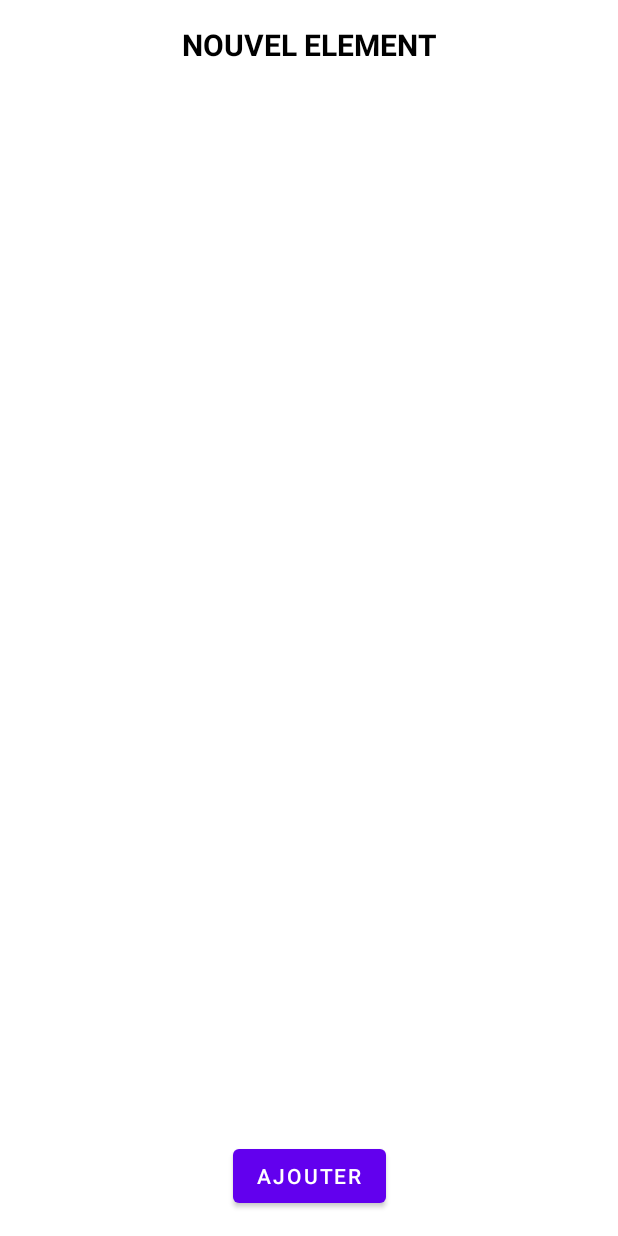
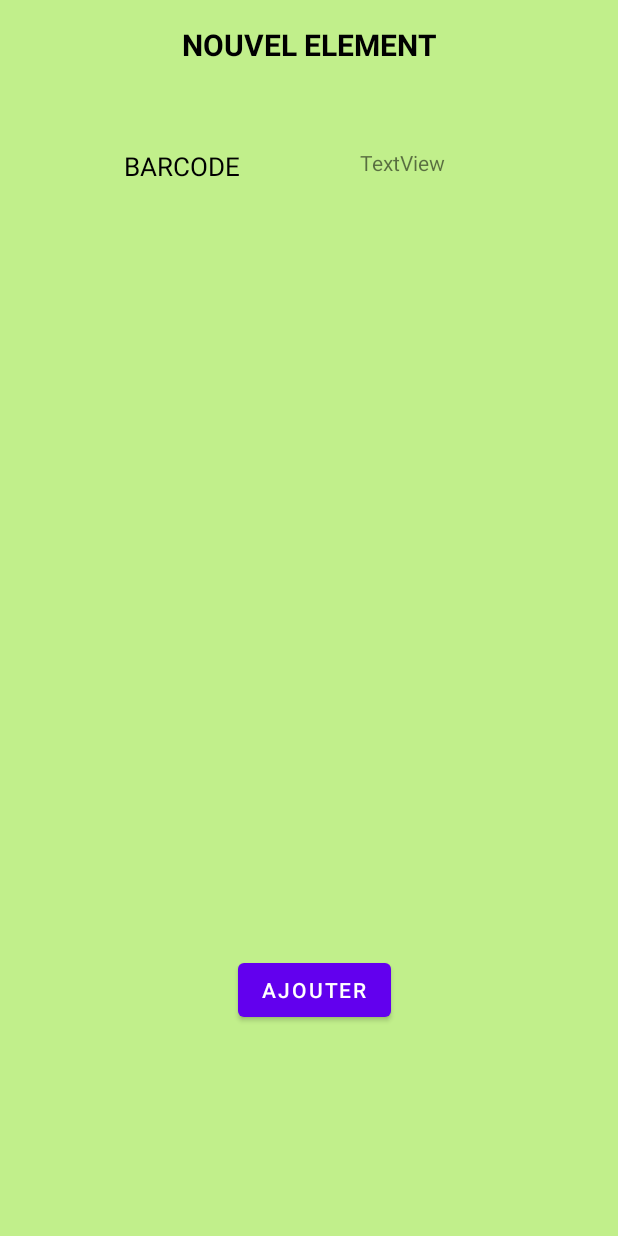
Before and after one commit to leacmrt/SHORTER, an Android app: the layout ajout.xml on its own in the app's theme, with its tools: preview values and no code run, on a phone screen of 412 x 824 dp. Run offline under Robolectric (Android 15) with nearby library versions, the phone set to English and light mode, and no system bars.

Commit message:
ajouter item + viande

```diff
--- a/app/src/main/java/com/example/testppe/AjoutItem.java
+++ b/app/src/main/java/com/example/testppe/AjoutItem.java
@@ -1,15 +1,24 @@
 package com.example.testppe;
 
 import android.os.Bundle;
+import android.widget.Button;
+import android.widget.TextView;
 
 import androidx.appcompat.app.AppCompatActivity;
 
 public class AjoutItem extends AppCompatActivity
 {
+    Button ajouter;
+    TextView code;
     protected void onCreate(Bundle savedInstanceState)
     {
         super.onCreate(savedInstanceState);
         setContentView(R.layout.ajout);
         String barcodeDATA = getIntent().getStringExtra("EXTRA_SESSION_ID");
+        ajouter = findViewById(R.id.button);
+        code = findViewById(R.id.textCODE);
+
+        code.setText(barcodeDATA);//affichage du code du nouvel objet
+
     }
 }
--- a/app/src/main/res/layout/ajout.xml
+++ b/app/src/main/res/layout/ajout.xml
@@ -4,6 +4,7 @@
     xmlns:app="http://schemas.android.com/apk/res-auto"
     xmlns:tools="http://schemas.android.com/tools"
     android:layout_width="match_parent"
+    android:background="@color/back"
     android:layout_height="match_parent">
 
     <TextView
@@ -12,8 +13,8 @@
         android:layout_height="wrap_content"
         android:layout_marginTop="16dp"
         android:text="NOUVEL ELEMENT"
+        android:textColor="@color/black"
         android:textSize="20dp"
-        android:textColor="@color/black"
         android:textStyle="bold"
         app:layout_constraintEnd_toEndOf="parent"
         app:layout_constraintStart_toStartOf="parent"
@@ -23,9 +24,45 @@
         android:id="@+id/button"
         android:layout_width="wrap_content"
         android:layout_height="wrap_content"
-        android:layout_marginBottom="16dp"
+        android:layout_marginTop="32dp"
         android:text="AJOUTER"
-        app:layout_constraintBottom_toBottomOf="parent"
         app:layout_constraintEnd_toEndOf="parent"
-        app:layout_constraintStart_toStartOf="parent" />
+        app:layout_constraintHorizontal_bias="0.511"
+        app:layout_constraintStart_toStartOf="parent"
+        app:layout_constraintTop_toBottomOf="@+id/constraintLayout7" />
+
+    <androidx.constraintlayout.widget.ConstraintLayout
+        android:id="@+id/constraintLayout7"
+        android:layout_width="335dp"
+        android:layout_height="537dp"
+        android:layout_marginTop="23dp"
+        app:layout_constraintEnd_toEndOf="parent"
+        app:layout_constraintStart_toStartOf="parent"
+        app:layout_constraintTop_toBottomOf="@+id/textView37">
+
+        <TextView
+            android:id="@+id/textView38"
+            android:layout_width="wrap_content"
+            android:layout_height="wrap_content"
+            android:layout_marginStart="44dp"
+            android:layout_marginLeft="44dp"
+            android:layout_marginTop="32dp"
+            android:text="BARCODE"
+            android:textColor="@color/black"
+            android:textSize="17dp"
+            app:layout_constraintStart_toStartOf="parent"
+            app:layout_constraintTop_toTopOf="parent" />
+
+        <TextView
+            android:id="@+id/textCODE"
+            android:layout_width="wrap_content"
+            android:layout_height="wrap_content"
+            android:layout_marginStart="80dp"
+            android:layout_marginLeft="80dp"
+            android:layout_marginTop="32dp"
+            android:text="TextView"
+            app:layout_constraintStart_toEndOf="@+id/textView38"
+
+            app:layout_constraintTop_toTopOf="parent" />
+    </androidx.constraintlayout.widget.ConstraintLayout>
 </androidx.constraintlayout.widget.ConstraintLayout>
```
